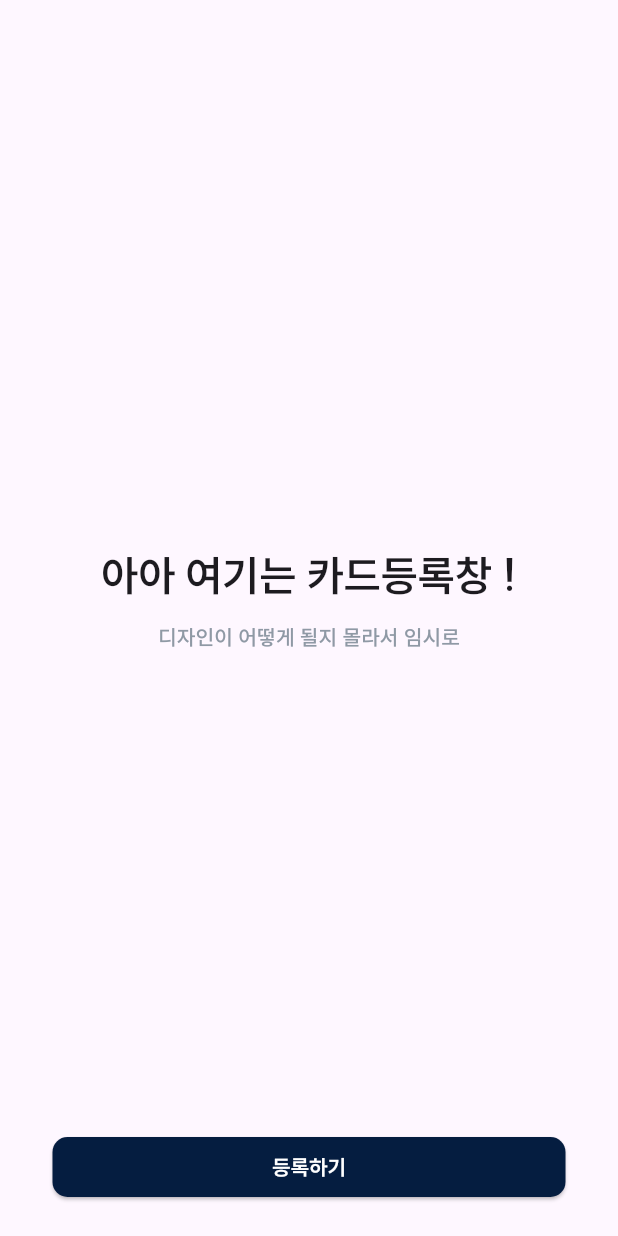
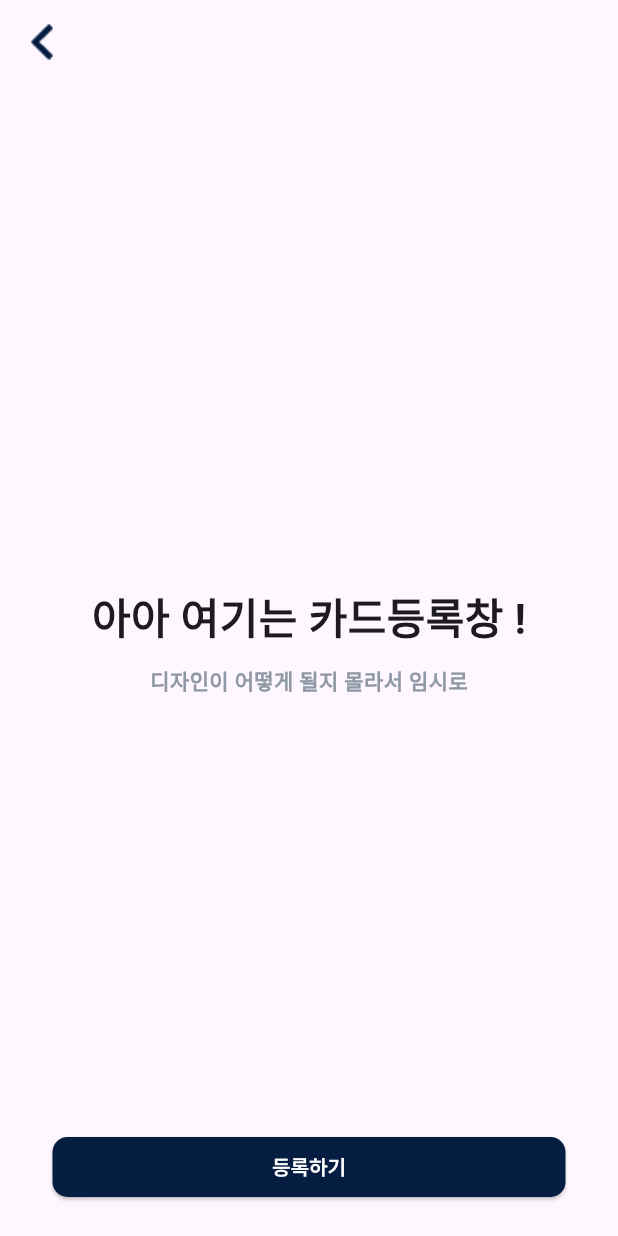
Before and after one commit to pcardchu/pcardchu, a Flutter app: the HomeScreen screen opened directly, after a tap on "ocr 테스트", on a phone screen of 412 x 824 dp. Run offline on Flutter 3.47's test engine with Material 3 defaults, Android fonts, the phone set to English and light mode, and no system bars; our stand-ins replace flutter_dotenv; missing offline and left inert: credit_card_scanner, encrypt, kakao_flutter_sdk; project files that could hold a hidden picture were left out.

Commit message:
💠 feat: 카드 등록 페이지 임시 분리

```diff
--- a/frontend/lib/card/screens/card_registration.dart
+++ b/frontend/lib/card/screens/card_registration.dart
@@ -26,11 +26,16 @@ class _CardRegistrationState extends State<CardRegistration> {
 
   @override
   Widget build(BuildContext context) {
-    return MaterialApp(
-      theme: ThemeData(
-        fontFamily: 'SUIT',
+    return Scaffold(
+      appBar: AppBar(
+        title: Text(''),
+        leading: IconButton(
+          icon: Image.asset('assets/images/back_icon.png'),
+          onPressed: () {
+            Navigator.of(context).pop();
+          },
         ),
-      home: Scaffold(
+      ),
       body: SafeArea(
         child: SizedBox(
           width: MediaQuery.of(context).size.width,
@@ -46,7 +51,6 @@ class _CardRegistrationState extends State<CardRegistration> {
                 onPressed: btnOnPressed,
               ),
             ],
-            ),
           ),
         ),
       ),
--- a/frontend/lib/card/widgets/next_btn.dart
+++ b/frontend/lib/card/widgets/next_btn.dart
@@ -38,6 +38,7 @@ class NextBtn extends StatelessWidget {
             title,
             style: TextStyle(
               fontSize: 14.0,
+              fontFamily: 'SUIT',
               fontWeight: FontWeight.w700,
             ),
           ),
--- a/frontend/lib/home/screens/home_screen.dart
+++ b/frontend/lib/home/screens/home_screen.dart
@@ -10,7 +10,10 @@ class HomeScreen extends StatelessWidget {
       appBar: AppBar(
         title: Text("Home"),
       ),
-      body: Column(
+      body: SizedBox(
+        width: MediaQuery.of(context).size.width,
+        child: Column(
+          mainAxisAlignment: MainAxisAlignment.center,
           children: [
             Text('Home'),
             ElevatedButton(onPressed: (){
@@ -27,6 +30,7 @@ class HomeScreen extends StatelessWidget {
                 child: Text('ocr 테스트'))
           ],
         ),
+      ),
     );
   }
 }
```
Also changed, not shown: frontend/lib/card/screens/card_number_check.dart (+9 -5 lines), frontend/lib/card/screens/card_ocr.dart (+10 -5 lines), frontend/assets/images/back_icon.png (added). Lines whose indentation alone changed are shown as unchanged.
